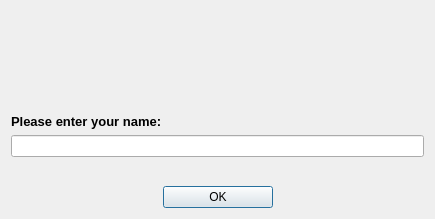
Old version of the form ui/resultWindow.ui in the repository gulp21/QeoDart.
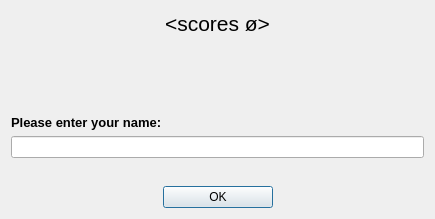
New version of the form.

Diff of the .ui file:
```diff
--- a/ui/resultWindow.ui
+++ b/ui/resultWindow.ui
@@ -25,7 +25,10 @@
       </font>
      </property>
      <property name="text">
-      <string notr="true">&lt;scores ø&gt;</string>
+      <string notr="true">&amp;lt;scores ø&gt;</string>
+     </property>
+     <property name="textFormat">
+      <enum>Qt::RichText</enum>
      </property>
      <property name="alignment">
       <set>Qt::AlignCenter</set>
```
